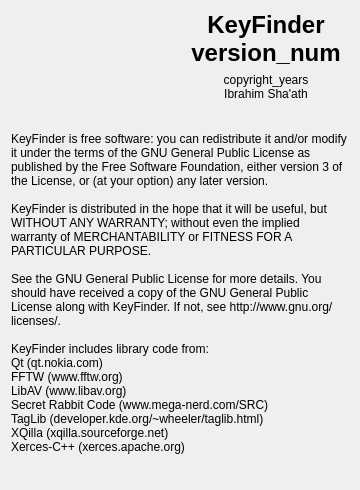
First picture: the form in aboutdialog.ui, repository ibsh/is_KeyFinder, before the edit.
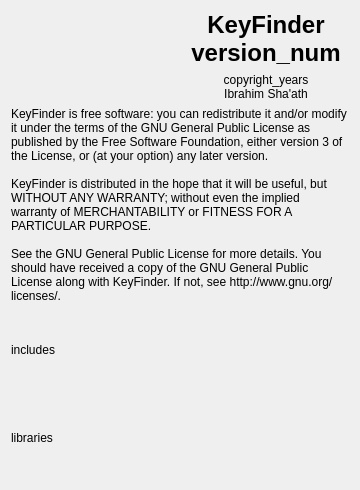
Second picture: the form after the edit. Icons and pictures are not drawn.

```diff
--- a/aboutdialog.ui
+++ b/aboutdialog.ui
@@ -32,29 +32,6 @@
    <string>About KeyFinder</string>
   </property>
   <layout class="QGridLayout" name="gridLayout" rowstretch="0,0,1">
-   <item row="2" column="0" colspan="2">
-    <widget class="QLabel" name="label_3_gpl">
-     <property name="text">
-      <string>KeyFinder is free software: you can redistribute it and/or modify it under the terms of the GNU General Public License as published by the Free Software Foundation, either version 3 of the License, or (at your option) any later version.
-
-KeyFinder is distributed in the hope that it will be useful, but WITHOUT ANY WARRANTY; without even the implied warranty of MERCHANTABILITY or FITNESS FOR A PARTICULAR PURPOSE.
-
-See the GNU General Public License for more details. You should have received a copy of the GNU General Public License along with KeyFinder. If not, see http://www.gnu.org/licenses/.
-
-KeyFinder includes library code from:
-Qt (qt.nokia.com)
-FFTW (www.fftw.org)
-LibAV (www.libav.org)
-Secret Rabbit Code (www.mega-nerd.com/SRC)
-TagLib (developer.kde.org/~wheeler/taglib.html)
-XQilla (xqilla.sourceforge.net)
-Xerces-C++ (xerces.apache.org)</string>
-     </property>
-     <property name="wordWrap">
-      <bool>true</bool>
-     </property>
-    </widget>
-   </item>
    <item row="0" column="0" rowspan="2">
     <widget class="QLabel" name="label_0_icon">
      <property name="text">
@@ -100,6 +77,44 @@
      </property>
     </widget>
    </item>
+   <item row="2" column="0" colspan="2">
+    <layout class="QVBoxLayout" name="verticalLayout">
+     <item>
+      <widget class="QLabel" name="label_3_gpl">
+       <property name="text">
+        <string notr="true">KeyFinder is free software: you can redistribute it and/or modify it under the terms of the GNU General Public License as published by the Free Software Foundation, either version 3 of the License, or (at your option) any later version.
+
+KeyFinder is distributed in the hope that it will be useful, but WITHOUT ANY WARRANTY; without even the implied warranty of MERCHANTABILITY or FITNESS FOR A PARTICULAR PURPOSE.
+
+See the GNU General Public License for more details. You should have received a copy of the GNU General Public License along with KeyFinder. If not, see http://www.gnu.org/licenses/.</string>
+       </property>
+       <property name="wordWrap">
+        <bool>true</bool>
+       </property>
+      </widget>
+     </item>
+     <item>
+      <widget class="QLabel" name="label_4_includes">
+       <property name="text">
+        <string notr="true">includes</string>
+       </property>
+       <property name="wordWrap">
+        <bool>true</bool>
+       </property>
+      </widget>
+     </item>
+     <item>
+      <widget class="QLabel" name="label_5_libs">
+       <property name="text">
+        <string notr="true">libraries</string>
+       </property>
+       <property name="wordWrap">
+        <bool>true</bool>
+       </property>
+      </widget>
+     </item>
+    </layout>
+   </item>
   </layout>
  </widget>
  <resources>
```
Left out of the diff: 8 changed lines with no effect on the pictures.
